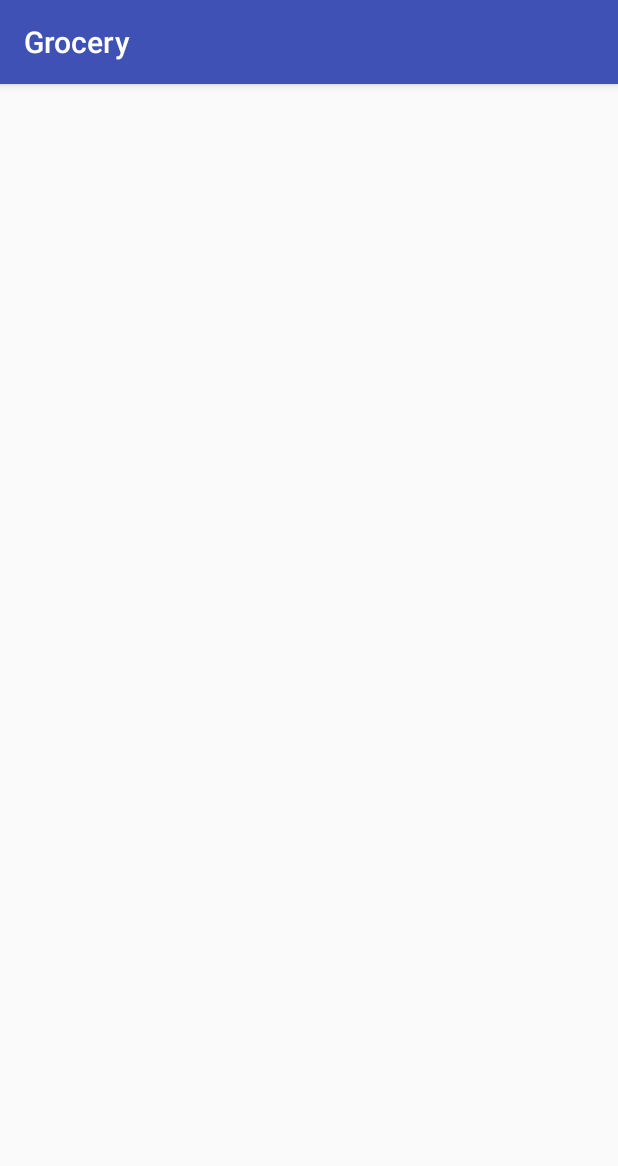
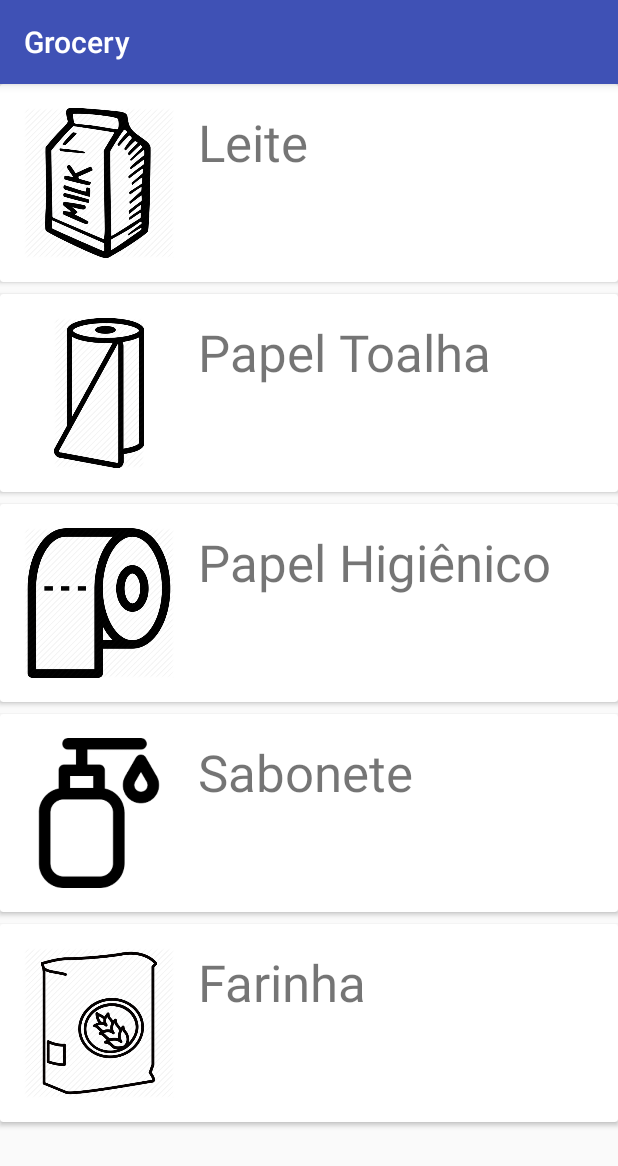
Before and after one commit to LBisca/grocery-app, an Android app: the AddItemActivity screen opened directly, with no data from a screen before it, on a phone screen of 412 x 824 dp. Shown: the top 1166 px of the screen. Run offline under Robolectric (Android 15) with nearby library versions, the phone set to English and light mode, and no system bars.

Commit message:
Create working list of products

```diff
--- a/app/build.gradle
+++ b/app/build.gradle
@@ -24,6 +24,7 @@ android {
 
 dependencies {
     implementation fileTree(dir: 'libs', include: ['*.jar'])
+    implementation 'com.android.support:cardview-v7:28.0.0-beta01'
     implementation 'com.android.support:recyclerview-v7:28.0.0-beta01'
     implementation "org.jetbrains.kotlin:kotlin-stdlib-jre7:$kotlin_version"
     implementation 'com.android.support:appcompat-v7:28.0.0-beta01'
--- a/app/src/main/java/lucas/com/grocery/controller/MainController.kt
+++ b/app/src/main/java/lucas/com/grocery/controller/MainController.kt
@@ -1,8 +1,8 @@
 package lucas.com.grocery.controller
+
+import lucas.com.grocery.R
+import lucas.com.grocery.model.Product
 
 class MainController {
 
-
-
-
 }
--- a/app/src/main/java/lucas/com/grocery/db/Contracts.kt
+++ b/app/src/main/java/lucas/com/grocery/db/Contracts.kt
@@ -3,10 +3,12 @@ package lucas.com.grocery.db
 import android.provider.BaseColumns
 
 val DATABASE_NAME = "grocery.db"
-val DATABASE_VERSION = "10"
+val DATABASE_VERSION = 10
 
 object DataEntry : BaseColumns {
+    val TABLE_NAME = "product"
     val ID_COl = "id"
     val NAME_COL = "name"
     val DESC_COL = "description"
+    val IMAGE = "image"
 }
--- /dev/null
+++ b/app/src/main/java/lucas/com/grocery/db/GorceryDbTable.kt
@@ -0,0 +1,4 @@
+package lucas.com.grocery.db
+
+class GorceryDbTable {
+}
--- a/app/src/main/java/lucas/com/grocery/model/Product.kt
+++ b/app/src/main/java/lucas/com/grocery/model/Product.kt
@@ -1,10 +1,20 @@
 package lucas.com.grocery.model
 
-import android.graphics.Bitmap
-import android.media.Image
+import lucas.com.grocery.R
 
-data class Product (
+data class Product(
         val name: String,
-        val description: String,
-        val quantity: Int
+        val image: Int
 )
+
+fun getList(): List<Product> {
+    val avaibleList = mutableListOf<Product>(
+            Product("Leite", (R.drawable.milk)),
+            Product("Papel Toalha", (R.drawable.paperroll)),
+            Product("Papel Higiênico", (R.drawable.toiletpaper)),
+            Product("Sabonete", (R.drawable.sabao)),
+            Product("Farinha", (R.drawable.farinha))
+    )
+
+    return avaibleList
+}
--- a/app/src/main/java/lucas/com/grocery/view/AddItemActivity.kt
+++ b/app/src/main/java/lucas/com/grocery/view/AddItemActivity.kt
@@ -2,7 +2,10 @@ package lucas.com.grocery.view
 
 import android.support.v7.app.AppCompatActivity
 import android.os.Bundle
+import android.support.v7.widget.LinearLayoutManager
+import kotlinx.android.synthetic.main.activity_add_item.*
 import lucas.com.grocery.R
+import lucas.com.grocery.model.getList
 
 class AddItemActivity : AppCompatActivity() {
 
@@ -10,5 +13,8 @@ class AddItemActivity : AppCompatActivity() {
         super.onCreate(savedInstanceState)
         setContentView(R.layout.activity_add_item)
 
+        rv_add.hasFixedSize()
+        rv_add.layoutManager = LinearLayoutManager(this)
+        rv_add.adapter = AddItemAdapter(getList(), this)
     }
 }
--- /dev/null
+++ b/app/src/main/java/lucas/com/grocery/view/AddItemAdapter.kt
@@ -0,0 +1,39 @@
+package lucas.com.grocery.view
+
+import android.content.Context
+import android.support.v7.widget.RecyclerView
+import android.view.LayoutInflater
+import android.view.View
+import android.view.ViewGroup
+import android.view.ViewParent
+import android.widget.ImageView
+import android.widget.TextView
+import kotlinx.android.synthetic.main.add_item_adapter.view.*
+import lucas.com.grocery.R
+import lucas.com.grocery.model.Product
+
+class AddItemAdapter(
+        val items: List<Product>,
+        val context: Context)
+    : RecyclerView.Adapter<AddItemAdapter.AddItemViewHolder>() {
+
+    class AddItemViewHolder(view: View) : RecyclerView.ViewHolder(view) {
+        val ivIcon: ImageView = view.iv_product
+        val tvTitle: TextView = view.tv_descr
+
+    }
+
+    override fun onCreateViewHolder(parent: ViewGroup, p1: Int): AddItemViewHolder {
+        return AddItemViewHolder(LayoutInflater.from(parent.context)
+                .inflate(R.layout.add_item_adapter, parent, false))
+
+    }
+
+    override fun getItemCount(): Int = items.size
+
+    override fun onBindViewHolder(holder: AddItemViewHolder, index: Int) {
+        val item = items[index]
+        holder.ivIcon.setImageResource(item.image)
+        holder.tvTitle.text = item.name
+    }
+}
--- a/app/src/main/java/lucas/com/grocery/view/MainActivity.kt
+++ b/app/src/main/java/lucas/com/grocery/view/MainActivity.kt
@@ -3,9 +3,12 @@ package lucas.com.grocery.view
 import android.content.Intent
 import android.support.v7.app.AppCompatActivity
 import android.os.Bundle
+import android.support.v7.widget.LinearLayoutManager
 import android.view.Menu
 import android.view.MenuItem
+import kotlinx.android.synthetic.main.activity_add_item.*
 import lucas.com.grocery.R
+import lucas.com.grocery.model.getList
 
 class MainActivity : AppCompatActivity() {
 
--- a/app/src/main/res/layout/add_item_adapter.xml
+++ b/app/src/main/res/layout/add_item_adapter.xml
@@ -1,17 +1,32 @@
 <?xml version="1.0" encoding="utf-8"?>
-<LinearLayout
-    xmlns:android="http://schemas.android.com/apk/res/android" android:layout_width="match_parent"
-    android:layout_height="match_parent"
-    android:orientation="horizontal">
+<android.support.v7.widget.CardView xmlns:android="http://schemas.android.com/apk/res/android"
+    android:layout_width="match_parent"
+    android:layout_height="wrap_content"
+    android:layout_marginBottom="8dp">
 
-    <RadioButton
-        android:id="@+id/rb_product"
-        android:layout_width="wrap_content"
-        android:layout_height="wrap_content" />
+    <RelativeLayout
+        android:layout_width="match_parent"
+        android:layout_height="wrap_content"
+        android:padding="16dp">
 
-    <TextView
-        android:id="@+id/tv_descr"
-        android:layout_width="wrap_content"
-        android:layout_height="wrap_content" />
+        <ImageView
+            android:id="@+id/iv_product"
+            android:src="@drawable/milk"
+            android:layout_width="100dp"
+            android:layout_height="100dp"
+            android:layout_alignParentStart="true"
+            android:layout_alignParentTop="true"
+            android:layout_marginEnd="16dp"
+            android:contentDescription="@string/icon" />
 
-</LinearLayout>
+        <TextView
+            android:id="@+id/tv_descr"
+            android:layout_width="wrap_content"
+            android:layout_height="wrap_content"
+            android:layout_toEndOf="@+id/iv_product"
+            android:text="Leite"
+            android:textSize="34sp" />
+
+    </RelativeLayout>
+
+</android.support.v7.widget.CardView>
```
Also changed, not shown: app/src/main/java/lucas/com/grocery/db/GroceryDb.kt (added, +25 -0 lines), app/src/main/java/lucas/com/grocery/model/Storage.kt (added, +7 -0 lines), app/src/main/java/lucas/com/grocery/view/MainAdapter.kt (+12 -12 lines), app/src/main/res/drawable/farinha.png (added), app/src/main/res/drawable/milk.png, app/src/main/res/drawable/paperroll.png (added), app/src/main/res/drawable/sabao.png (added), app/src/main/res/drawable/toiletpaper.png (added).
